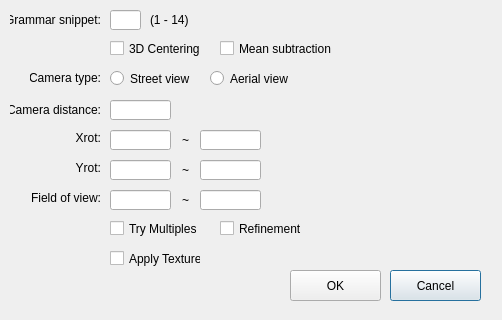
Qt form BuildingMassEstimationCNN/ParameterEstimationDialog.ui (gnishida/BuildingMassEstimationCNN) before a commit.
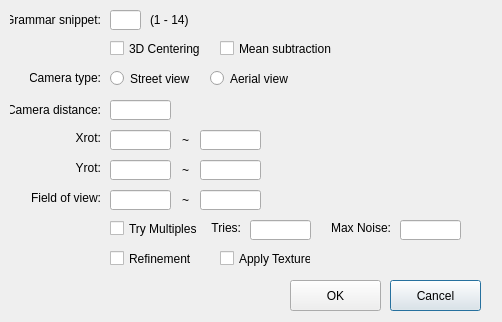
The same form after that commit.

Commit message: Use multiple CNNs

What changed in the file:
```diff
--- a/BuildingMassEstimationCNN/ParameterEstimationDialog.ui
+++ b/BuildingMassEstimationCNN/ParameterEstimationDialog.ui
@@ -7,7 +7,7 @@
     <x>0</x>
     <y>0</y>
     <width>502</width>
-    <height>320</height>
+    <height>322</height>
    </rect>
   </property>
   <property name="windowTitle">
@@ -199,7 +199,7 @@
    <property name="geometry">
     <rect>
      <x>390</x>
-     <y>270</y>
+     <y>280</y>
      <width>91</width>
      <height>31</height>
     </rect>
@@ -212,7 +212,7 @@
    <property name="geometry">
     <rect>
      <x>290</x>
-     <y>270</y>
+     <y>280</y>
      <width>91</width>
      <height>31</height>
     </rect>
@@ -334,7 +334,7 @@
   <widget class="QCheckBox" name="checkBoxApplyTexture">
    <property name="geometry">
     <rect>
-     <x>110</x>
+     <x>220</x>
      <y>250</y>
      <width>91</width>
      <height>17</height>
@@ -347,8 +347,8 @@
   <widget class="QCheckBox" name="checkBoxRefinement">
    <property name="geometry">
     <rect>
-     <x>220</x>
-     <y>220</y>
+     <x>110</x>
+     <y>250</y>
      <width>91</width>
      <height>17</height>
     </rect>
@@ -370,6 +370,58 @@
     <string>Try Multiples</string>
    </property>
   </widget>
+  <widget class="QLabel" name="label_17">
+   <property name="geometry">
+    <rect>
+     <x>210</x>
+     <y>220</y>
+     <width>31</width>
+     <height>16</height>
+    </rect>
+   </property>
+   <property name="text">
+    <string># Tries:</string>
+   </property>
+   <property name="alignment">
+    <set>Qt::AlignRight|Qt::AlignTrailing|Qt::AlignVCenter</set>
+   </property>
+  </widget>
+  <widget class="QLineEdit" name="lineEditNumMultipleTries">
+   <property name="geometry">
+    <rect>
+     <x>250</x>
+     <y>220</y>
+     <width>61</width>
+     <height>20</height>
+    </rect>
+   </property>
+  </widget>
+  <widget class="QLabel" name="label_18">
+   <property name="geometry">
+    <rect>
+     <x>330</x>
+     <y>220</y>
+     <width>61</width>
+     <height>16</height>
+    </rect>
+   </property>
+   <property name="text">
+    <string>Max Noise:</string>
+   </property>
+   <property name="alignment">
+    <set>Qt::AlignRight|Qt::AlignTrailing|Qt::AlignVCenter</set>
+   </property>
+  </widget>
+  <widget class="QLineEdit" name="lineEditMaxNoise">
+   <property name="geometry">
+    <rect>
+     <x>400</x>
+     <y>220</y>
+     <width>61</width>
+     <height>20</height>
+    </rect>
+   </property>
+  </widget>
  </widget>
  <layoutdefault spacing="6" margin="11"/>
  <tabstops>
```
The commit also changes 10 other files.
